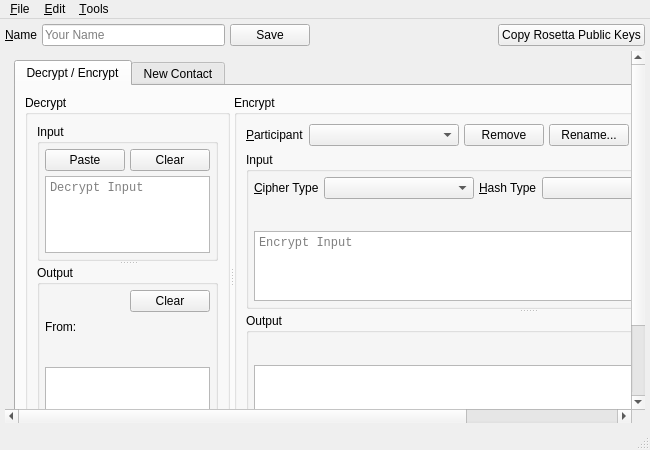
Before: the Qt Designer form branches/trunk/UI/spot-on-rosetta.ui in textbrowser/spot-on, drawn with Qt 5.
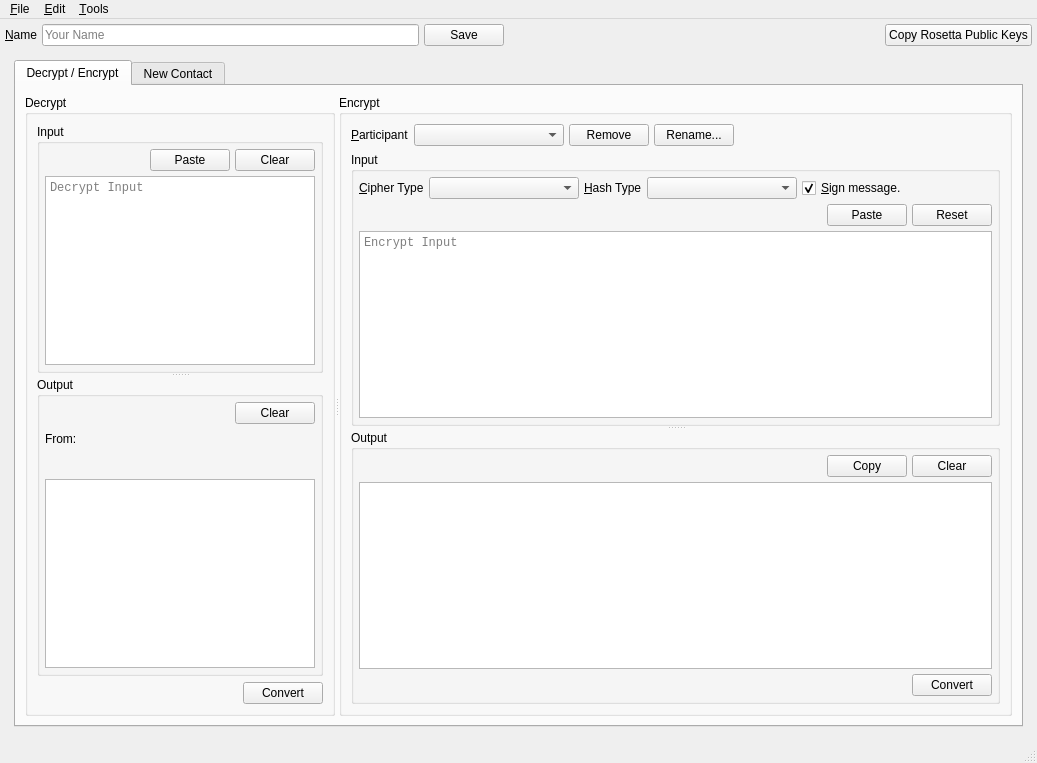
After: the same form once the commit is applied. Icons and pictures are not drawn.

The edit to the form file:
```diff
--- a/branches/trunk/UI/spot-on-rosetta.ui
+++ b/branches/trunk/UI/spot-on-rosetta.ui
@@ -6,8 +6,8 @@
    <rect>
     <x>0</x>
     <y>0</y>
-    <width>650</width>
-    <height>450</height>
+    <width>1037</width>
+    <height>763</height>
    </rect>
   </property>
   <property name="windowIcon">
@@ -98,8 +98,8 @@
         <rect>
          <x>0</x>
          <y>0</y>
-         <width>888</width>
-         <height>562</height>
+         <width>1027</width>
+         <height>659</height>
         </rect>
        </property>
        <layout class="QVBoxLayout" name="verticalLayout_5">
@@ -319,6 +319,33 @@
                   </widget>
                  </widget>
                 </item>
+                <item>
+                 <layout class="QHBoxLayout" name="horizontalLayout_12">
+                  <property name="spacing">
+                   <number>5</number>
+                  </property>
+                  <item>
+                   <spacer name="horizontalSpacer_13">
+                    <property name="orientation">
+                     <enum>Qt::Horizontal</enum>
+                    </property>
+                    <property name="sizeHint" stdset="0">
+                     <size>
+                      <width>40</width>
+                      <height>20</height>
+                     </size>
+                    </property>
+                   </spacer>
+                  </item>
+                  <item>
+                   <widget class="QPushButton" name="convertDecrypt">
+                    <property name="text">
+                     <string>Convert</string>
+                    </property>
+                   </widget>
+                  </item>
+                 </layout>
+                </item>
                </layout>
               </widget>
               <widget class="QGroupBox" name="groupBox_6">
@@ -598,14 +625,6 @@
                       </property>
                      </widget>
                     </item>
-                   </layout>
-                  </widget>
-                 </widget>
-                </item>
-               </layout>
-              </widget>
-             </widget>
-            </item>
             <item>
              <layout class="QHBoxLayout" name="horizontalLayout_6">
               <property name="spacing">
@@ -625,13 +644,21 @@
                </spacer>
               </item>
               <item>
-               <widget class="QPushButton" name="convert">
+                       <widget class="QPushButton" name="convertEncrypt">
                 <property name="text">
                  <string>Convert</string>
                 </property>
                </widget>
               </item>
              </layout>
+                    </item>
+                   </layout>
+                  </widget>
+                 </widget>
+                </item>
+               </layout>
+              </widget>
+             </widget>
             </item>
            </layout>
           </widget>
@@ -717,7 +744,7 @@
     <rect>
      <x>0</x>
      <y>0</y>
-     <width>650</width>
+     <width>1037</width>
      <height>30</height>
     </rect>
    </property>
```
Left out of the diff: 3 changed lines with no effect on the pictures. Lines whose indentation alone changed are shown as unchanged.
